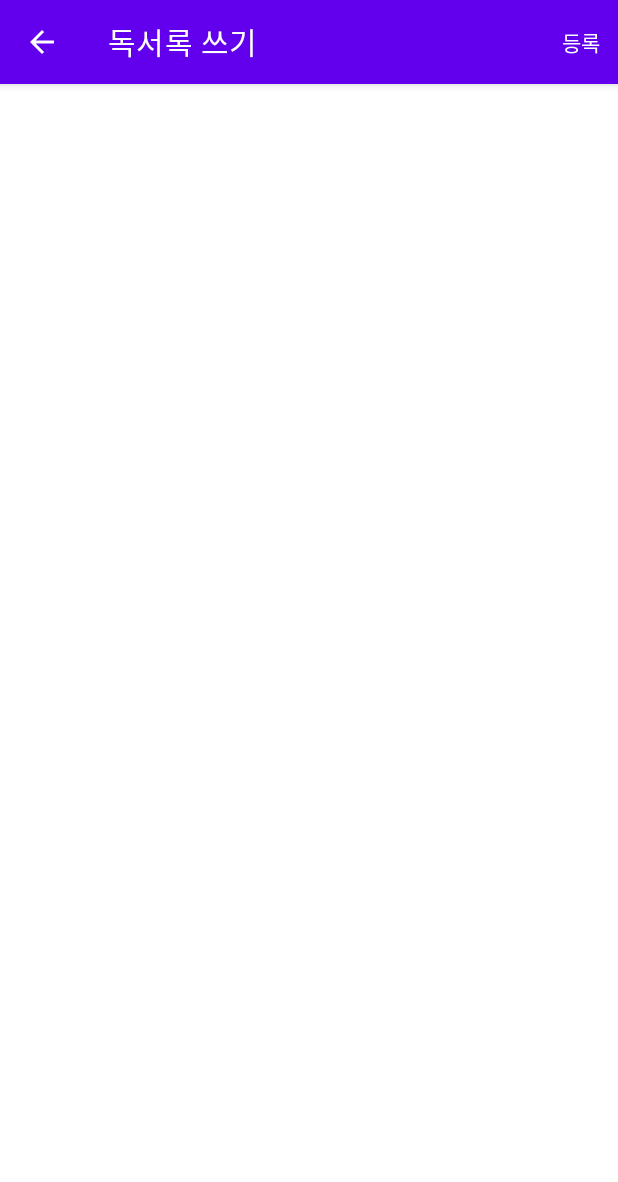
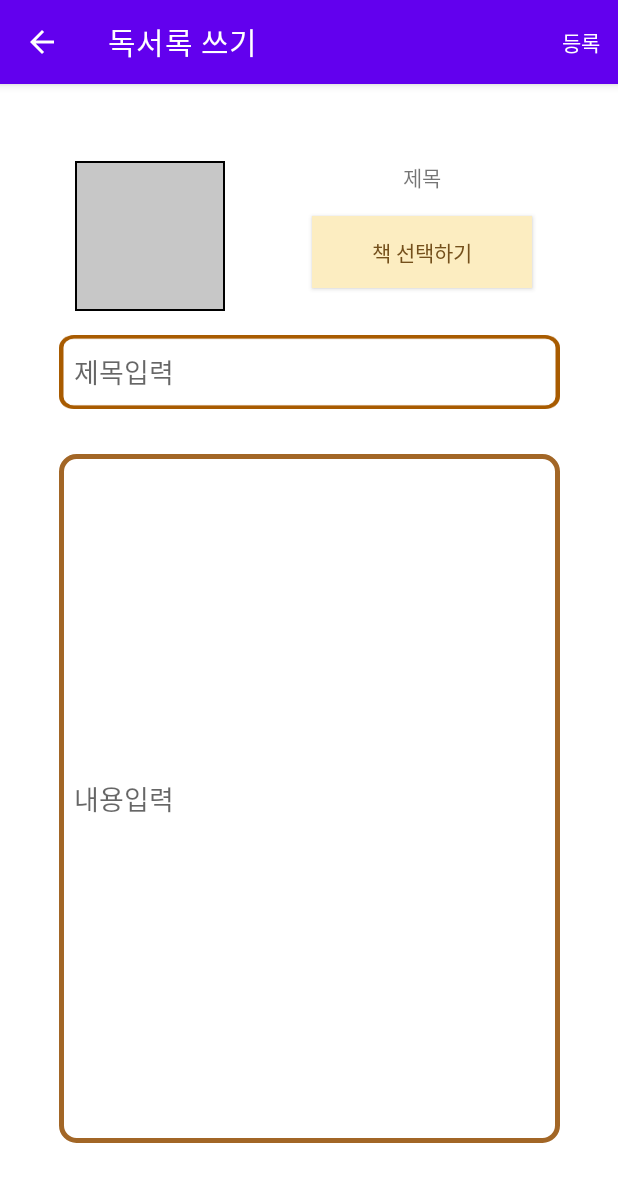
Before and after one commit to JoungSangJun/BookReport, an Android app built with Jetpack Compose: the BookAddActivity screen opened directly, with no data from a screen before it, on a phone screen of 412 x 824 dp. Shown: the top 1182 px of the screen. Run offline under Robolectric (Android 15) with nearby library versions, the phone set to English and light mode, and no system bars.

Commit message:
feat : bookAddActivity UI 생성

```diff
--- /dev/null
+++ b/app/src/main/res/drawable/border_lightgray.xml
@@ -0,0 +1,13 @@
+<?xml version="1.0" encoding="utf-8"?>
+<shape xmlns:android="http://schemas.android.com/apk/res/android">
+    <stroke
+        android:width="1dp"
+        android:color="#000000" />
+    <solid android:color="#C7C7C7" />
+    <padding
+        android:bottom="1dp"
+        android:left="1dp"
+        android:right="1dp"
+        android:top="1dp" />
+
+</shape>
--- /dev/null
+++ b/app/src/main/res/drawable/edittext_background.xml
@@ -0,0 +1,8 @@
+<?xml version="1.0" encoding="utf-8"?>
+<shape xmlns:android="http://schemas.android.com/apk/res/android">
+    <solid android:color="#FFFFFF" />  <!-- 배경 색상을 지정 -->
+    <stroke
+        android:width="3dp"
+        android:color="#A26626" />  <!-- 테두리 색상과 두께를 지정 -->
+    <corners android:radius="10dp" />  <!-- 둥근 모서리 반지름을 지정 -->
+</shape>
--- a/app/src/main/res/layout/activity_book_add.xml
+++ b/app/src/main/res/layout/activity_book_add.xml
@@ -6,4 +6,83 @@
     android:layout_height="match_parent"
     tools:context=".BookAddActivity">
 
+    <androidx.constraintlayout.widget.ConstraintLayout
+        android:id="@+id/constraint1"
+        android:layout_width="match_parent"
+        android:layout_height="wrap_content"
+        android:layout_marginLeft="50dp"
+        android:layout_marginTop="51dp"
+        app:layout_constraintEnd_toEndOf="parent"
+        app:layout_constraintStart_toStartOf="parent"
+        app:layout_constraintTop_toTopOf="parent">
+
+        <ImageView
+            android:id="@+id/iv_book"
+            android:layout_width="100dp"
+            android:layout_height="100dp"
+            android:src="@drawable/border_lightgray"
+            app:layout_constraintStart_toStartOf="@+id/constraint1"
+            app:layout_constraintTop_toTopOf="parent" />
+
+        <TextView
+            android:id="@+id/tv_book_title"
+            android:layout_width="wrap_content"
+            android:layout_height="wrap_content"
+            android:text="제목"
+            app:layout_constraintEnd_toEndOf="@+id/constraint1"
+            app:layout_constraintStart_toEndOf="@+id/iv_book"
+            app:layout_constraintTop_toTopOf="parent" />
+
+        <android.widget.Button
+            android:id="@+id/bt_book_select"
+            android:layout_width="wrap_content"
+            android:layout_height="wrap_content"
+            android:background="#FCEDC1"
+            android:paddingHorizontal="40dp"
+            android:text="책 선택하기"
+            android:textColor="#74501C"
+            app:layout_constraintBottom_toBottomOf="@+id/constraint1"
+            app:layout_constraintEnd_toEndOf="@+id/constraint1"
+            app:layout_constraintStart_toEndOf="@+id/iv_book"
+            app:layout_constraintTop_toBottomOf="@+id/tv_book_title" />
+
+
+    </androidx.constraintlayout.widget.ConstraintLayout>
+
+    <androidx.constraintlayout.widget.ConstraintLayout
+        android:id="@+id/constraint2"
+        android:layout_width="match_parent"
+        android:layout_height="wrap_content"
+        android:layout_marginLeft="28dp"
+        android:layout_marginTop="16dp"
+        android:layout_marginRight="28dp"
+        app:layout_constraintEnd_toEndOf="parent"
+        app:layout_constraintStart_toStartOf="parent"
+        app:layout_constraintTop_toBottomOf="@id/constraint1">
+
+        <EditText
+            android:id="@+id/et_title"
+            android:layout_width="334dp"
+            android:layout_height="49dp"
+            android:background="@drawable/rectangle_2"
+            android:hint="제목입력"
+            android:padding="10dp"
+            app:layout_constraintEnd_toEndOf="@id/constraint2"
+            app:layout_constraintStart_toStartOf="@id/constraint2"
+            app:layout_constraintTop_toTopOf="@id/constraint2" />
+
+        <EditText
+            android:layout_width="334dp"
+            android:layout_height="459dp"
+            android:layout_marginTop="30dp"
+            android:background="@drawable/edittext_background"
+            android:hint="내용입력"
+            android:padding="10dp"
+            app:layout_constraintEnd_toEndOf="@id/constraint2"
+            app:layout_constraintStart_toStartOf="@id/constraint2"
+            app:layout_constraintTop_toBottomOf="@id/et_title" />
+
+    </androidx.constraintlayout.widget.ConstraintLayout>
+
+
 </androidx.constraintlayout.widget.ConstraintLayout>
```
